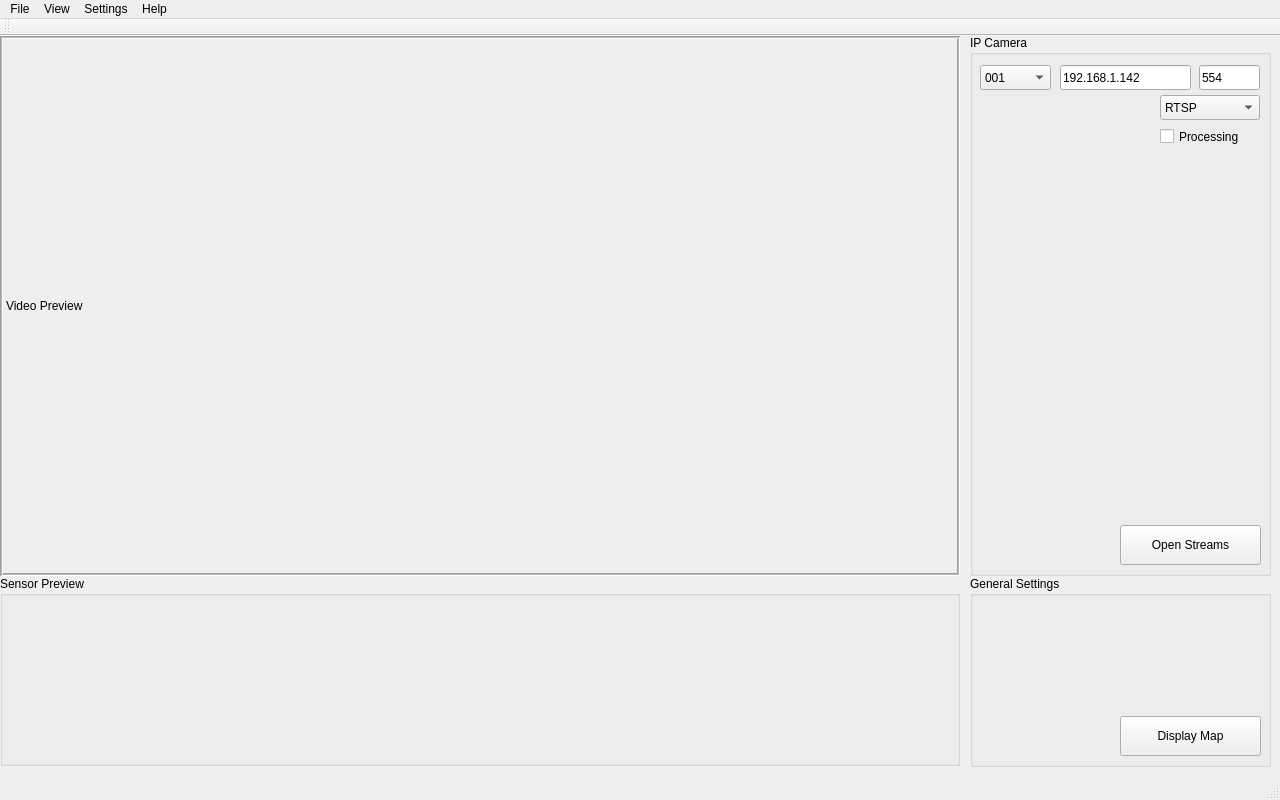
Above: apps-python/cam-station/mainwindow.ui from quachconghoang/iot-base before the change. Below: the same form after it.
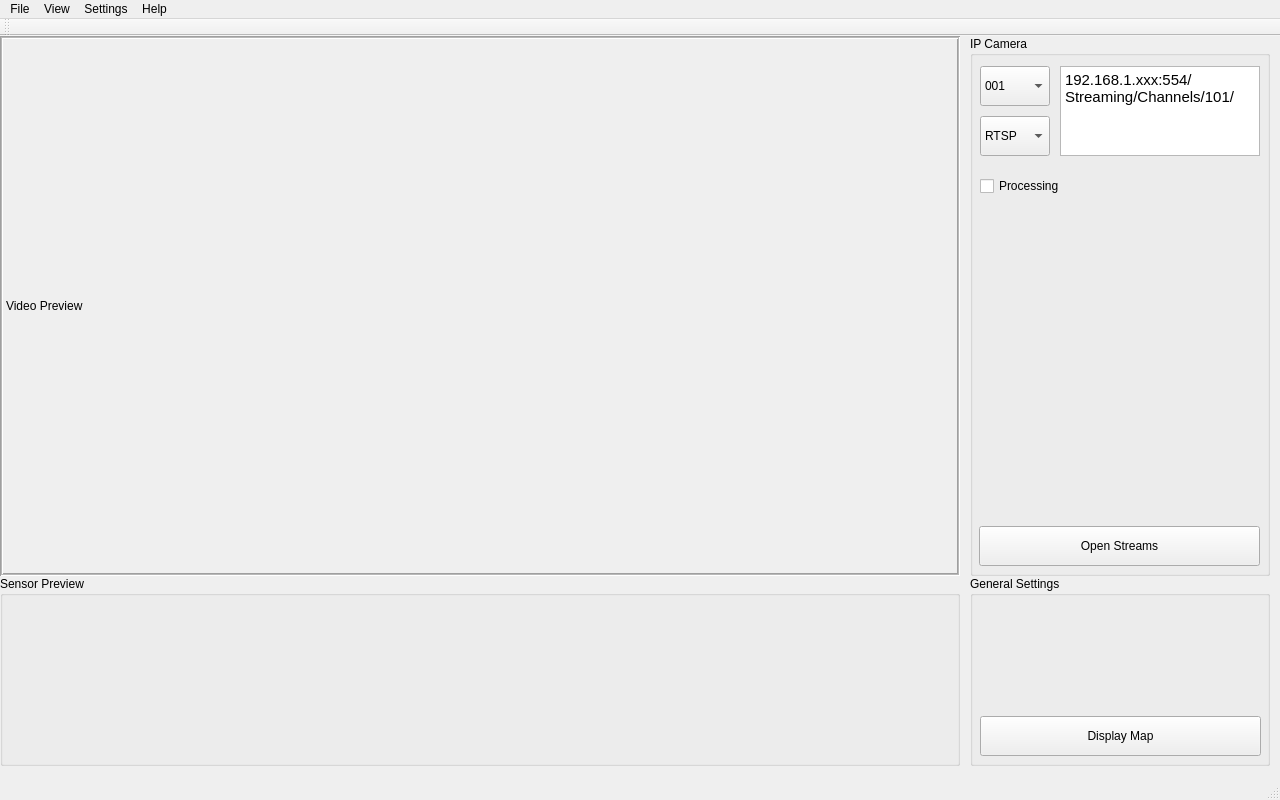
That is the form after the change.

Diff of the .ui file:
```diff
--- a/apps-python/cam-station/mainwindow.ui
+++ b/apps-python/cam-station/mainwindow.ui
@@ -61,9 +61,9 @@
     <property name="geometry">
      <rect>
       <x>970</x>
-      <y>-1</y>
-      <width>301</width>
-      <height>541</height>
+      <y>0</y>
+      <width>300</width>
+      <height>540</height>
      </rect>
     </property>
     <property name="title">
@@ -72,9 +72,9 @@
     <widget class="QPushButton" name="pushBtn_Video">
      <property name="geometry">
       <rect>
-       <x>150</x>
+       <x>9</x>
        <y>490</y>
-       <width>141</width>
+       <width>281</width>
        <height>40</height>
       </rect>
      </property>
@@ -85,26 +85,13 @@
       <bool>false</bool>
      </property>
     </widget>
-    <widget class="QLineEdit" name="box_ip">
-     <property name="geometry">
-      <rect>
-       <x>90</x>
-       <y>30</y>
-       <width>131</width>
-       <height>25</height>
-      </rect>
-     </property>
-     <property name="text">
-      <string>192.168.1.142</string>
-     </property>
-    </widget>
     <widget class="QComboBox" name="box_protocol">
      <property name="geometry">
       <rect>
-       <x>190</x>
-       <y>60</y>
-       <width>100</width>
-       <height>25</height>
+       <x>10</x>
+       <y>80</y>
+       <width>70</width>
+       <height>40</height>
       </rect>
      </property>
      <item>
@@ -121,36 +108,23 @@
     <widget class="QCheckBox" name="checkBox">
      <property name="geometry">
       <rect>
-       <x>190</x>
-       <y>90</y>
-       <width>101</width>
-       <height>23</height>
+       <x>10</x>
+       <y>130</y>
+       <width>110</width>
+       <height>40</height>
       </rect>
      </property>
      <property name="text">
       <string>Processing</string>
      </property>
     </widget>
-    <widget class="QLineEdit" name="box_port">
-     <property name="geometry">
-      <rect>
-       <x>229</x>
-       <y>30</y>
-       <width>61</width>
-       <height>25</height>
-      </rect>
-     </property>
-     <property name="text">
-      <string>554</string>
-     </property>
-    </widget>
     <widget class="QComboBox" name="box_cam">
      <property name="geometry">
       <rect>
        <x>10</x>
        <y>30</y>
-       <width>71</width>
-       <height>25</height>
+       <width>70</width>
+       <height>40</height>
       </rect>
      </property>
      <item>
@@ -174,14 +148,31 @@
       </property>
      </item>
     </widget>
+    <widget class="QTextEdit" name="box_loc">
+     <property name="geometry">
+      <rect>
+       <x>90</x>
+       <y>30</y>
+       <width>200</width>
+       <height>90</height>
+      </rect>
+     </property>
+     <property name="html">
+      <string>&lt;!DOCTYPE HTML PUBLIC &quot;-//W3C//DTD HTML 4.0//EN&quot; &quot;http://www.w3.org/TR/REC-html40/strict.dtd&quot;&gt;
+&lt;html&gt;&lt;head&gt;&lt;meta name=&quot;qrichtext&quot; content=&quot;1&quot; /&gt;&lt;style type=&quot;text/css&quot;&gt;
+p, li { white-space: pre-wrap; }
+&lt;/style&gt;&lt;/head&gt;&lt;body style=&quot; font-family:'Ubuntu'; font-size:11pt; font-weight:400; font-style:normal;&quot;&gt;
+&lt;p style=&quot; margin-top:0px; margin-bottom:0px; margin-left:0px; margin-right:0px; -qt-block-indent:0; text-indent:0px;&quot;&gt;192.168.1.xxx:554/Streaming/Channels/101/&lt;/p&gt;&lt;/body&gt;&lt;/html&gt;</string>
+     </property>
+    </widget>
    </widget>
    <widget class="QGroupBox" name="groupBox_2">
     <property name="geometry">
      <rect>
       <x>970</x>
       <y>540</y>
-      <width>301</width>
-      <height>191</height>
+      <width>300</width>
+      <height>190</height>
      </rect>
     </property>
     <property name="title">
@@ -190,9 +181,9 @@
     <widget class="QPushButton" name="pushBtn_Map">
      <property name="geometry">
       <rect>
-       <x>150</x>
+       <x>10</x>
        <y>140</y>
-       <width>141</width>
+       <width>281</width>
        <height>40</height>
       </rect>
      </property>
```
Left out of the diff: 2 changed lines with no effect on the pictures.
